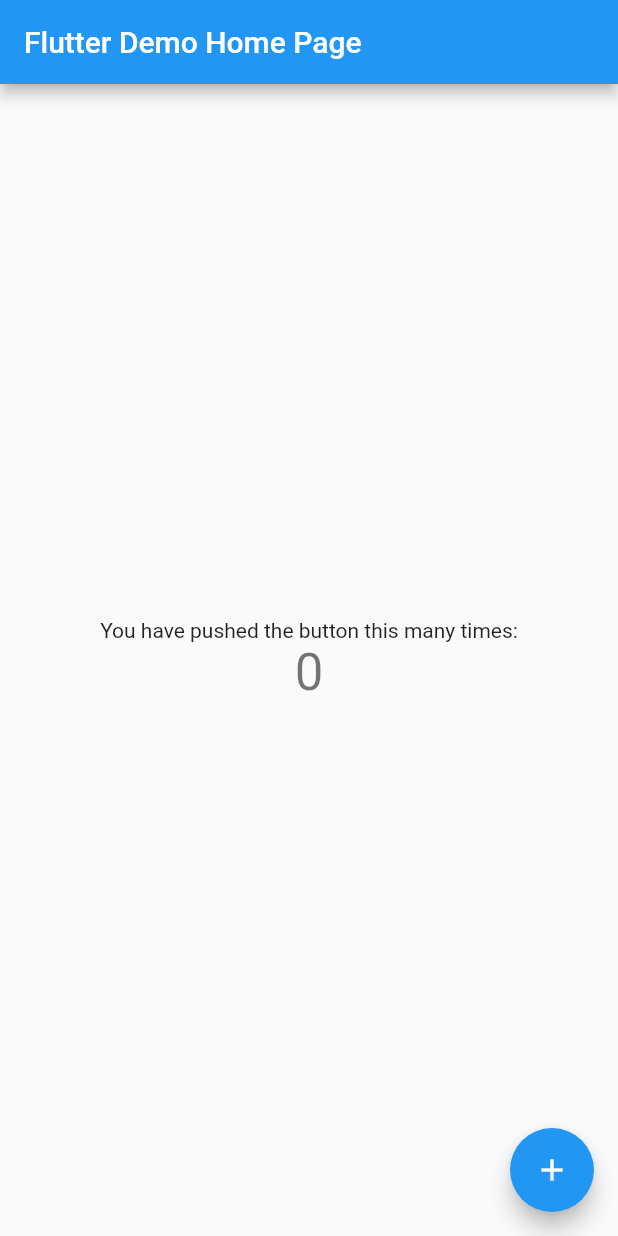
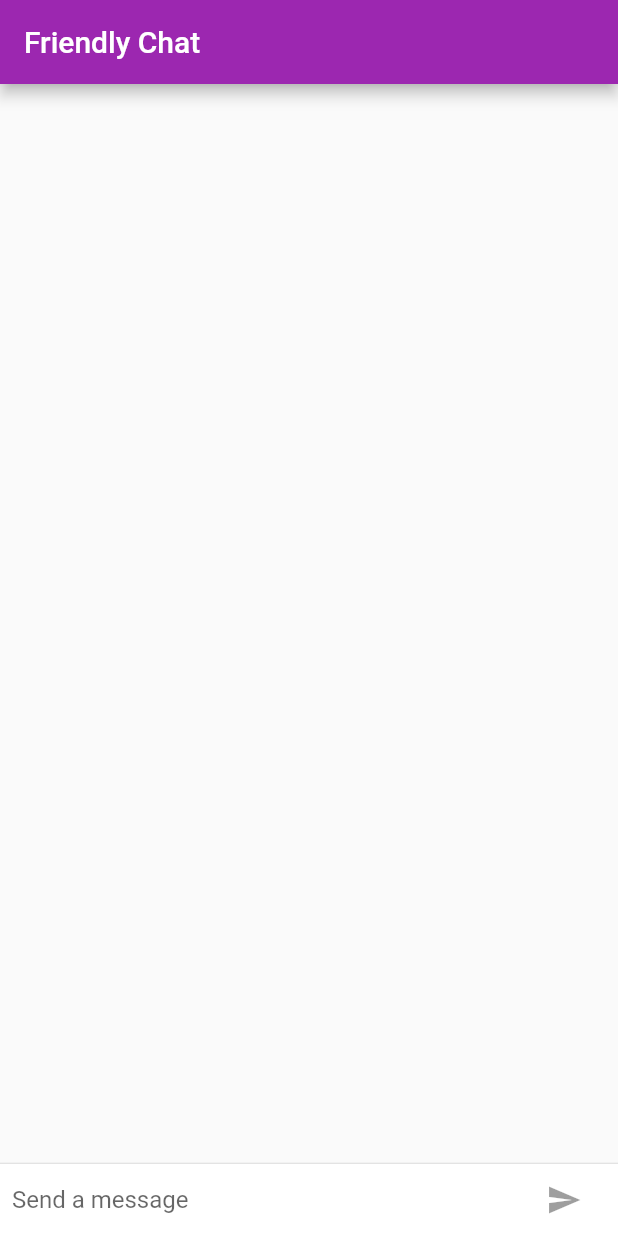
Before and after one commit to javedbarcha/chatapp, a Flutter app: the screen it shows after launch, on a phone screen of 412 x 824 dp. Run offline on Flutter 3.47's test engine with Material 2 defaults, Android fonts, the phone set to English and light mode, and no system bars.

Commit message:
Chat app layout complete

```diff
--- a/lib/main.dart
+++ b/lib/main.dart
@@ -1,111 +1,201 @@
 import 'package:flutter/material.dart';
+import 'package:flutter/foundation.dart';
+import 'package:flutter/cupertino.dart';
 
-void main() => runApp(MyApp());
+const String _name = "Javed";
 
-class MyApp extends StatelessWidget {
-  // This widget is the root of your application.
+final ThemeData kIOSTheme = new ThemeData(
+  primarySwatch: Colors.orange,
+  primaryColor: Colors.grey[100],
+  primaryColorBrightness: Brightness.light,
+);
+
+final ThemeData kDefaultTheme = new ThemeData(
+  primarySwatch: Colors.purple,
+  accentColor: Colors.orangeAccent[400],
+);
+
+void main() => runApp(new FriendlyChatApp());
+
+class FriendlyChatApp extends StatelessWidget {
   @override
   Widget build(BuildContext context) {
-    return MaterialApp(
-      title: 'Flutter Demo',
-      theme: ThemeData(
-        // This is the theme of your application.
-        //
-        // Try running your application with "flutter run". You'll see the
-        // application has a blue toolbar. Then, without quitting the app, try
-        // changing the primarySwatch below to Colors.green and then invoke
-        // "hot reload" (press "r" in the console where you ran "flutter run",
-        // or simply save your changes to "hot reload" in a Flutter IDE).
-        // Notice that the counter didn't reset back to zero; the application
-        // is not restarted.
-        primarySwatch: Colors.blue,
-      ),
-      home: MyHomePage(title: 'Flutter Demo Home Page'),
+    return new MaterialApp(
+      title: "friendlychat",
+      theme: defaultTargetPlatform == TargetPlatform.iOS //new
+          ? kIOSTheme //new
+          : kDefaultTheme,
+      home: new ChatScreen(),
     );
   }
 }
 
-class MyHomePage extends StatefulWidget {
-  MyHomePage({Key key, this.title}) : super(key: key);
-
-  // This widget is the home page of your application. It is stateful, meaning
-  // that it has a State object (defined below) that contains fields that affect
-  // how it looks.
-
-  // This class is the configuration for the state. It holds the values (in this
-  // case the title) provided by the parent (in this case the App widget) and
-  // used by the build method of the State. Fields in a Widget subclass are
-  // always marked "final".
-
-  final String title;
-
+class ChatScreen extends StatefulWidget {
   @override
-  _MyHomePageState createState() => _MyHomePageState();
+  State createState() => new ChatScreenState();
 }
 
-class _MyHomePageState extends State<MyHomePage> {
-  int _counter = 0;
-
-  void _incrementCounter() {
-    setState(() {
-      // This call to setState tells the Flutter framework that something has
-      // changed in this State, which causes it to rerun the build method below
-      // so that the display can reflect the updated values. If we changed
-      // _counter without calling setState(), then the build method would not be
-      // called again, and so nothing would appear to happen.
-      _counter++;
-    });
+class ChatScreenState extends State<ChatScreen> with TickerProviderStateMixin {
+  final List<ChatMessage> _messages = <ChatMessage>[];
+  final TextEditingController _textController = new TextEditingController();
+  bool _isComposing = false;
+  @override
+  Widget build(BuildContext context) {
+    return new Scaffold(
+      appBar: new AppBar(
+        title: new Text("Friendly Chat"), //modified
+        elevation: Theme.of(context).platform == TargetPlatform.iOS ? 0.0 : 4.0,
+      ),
+      body: new Container(
+        child: Column(
+          children: <Widget>[
+            //new
+            new Flexible(
+              //new
+              child: new ListView.builder(
+                //new
+                padding: new EdgeInsets.all(8.0), //new
+                reverse: true, //new
+                itemBuilder: (_, int index) => _messages[index], //new
+                itemCount: _messages.length, //new
+              ), //new
+            ), //new
+            new Divider(height: 1.0), //new
+            new Container(
+              //new
+              decoration:
+                  new BoxDecoration(color: Theme.of(context).cardColor), //new
+              child: _buildTextComposer(), //modified
+            ), //new
+          ], //new
+        ),
+        decoration: Theme.of(context).platform == TargetPlatform.iOS //new
+            ? new BoxDecoration(                                     //new
+                border: new Border(                                  //new
+                  top: new BorderSide(color: Colors.grey[200]),      //new
+                ),                                                   //new
+              )                                                      //new
+            : null),
+    );
   }
 
   @override
+  void dispose() {
+    //new
+    for (ChatMessage message in _messages) //new
+      message.animationController.dispose(); //new
+    super.dispose(); //new
+  }
+
+  Widget _buildTextComposer() {
+    return new Container(
+      margin: const EdgeInsets.symmetric(horizontal: 8.0),
+      child: new Row(
+        //new
+        children: <Widget>[
+          //new
+          new Flexible(
+            //new
+            child: new TextField(
+              controller: _textController,
+              onChanged: (String text) {
+                //new
+                setState(() {
+                  //new
+                  _isComposing = text.length > 0; //new
+                }); //new
+              },
+              onSubmitted: _handleSubmitted,
+              decoration:
+                  new InputDecoration.collapsed(hintText: "Send a message"),
+            ),
+          ),
+          new Container(
+            //new
+            margin: new EdgeInsets.symmetric(horizontal: 4.0), //new
+            child: Theme.of(context).platform == TargetPlatform.iOS
+                ? //modified
+                new CupertinoButton(
+                    //new
+                    child: new Text("Send"), //new
+                    onPressed: _isComposing //new
+                        ? () => _handleSubmitted(_textController.text) //new
+                        : null,
+                  )
+                : //new
+                new IconButton(
+                    //new
+                    icon: new Icon(Icons.send), //new
+                    onPressed: _isComposing
+                        ? () =>
+                            _handleSubmitted(_textController.text) //modified
+                        : null,
+                  ),
+          ) //new
+        ], //new
+      ), //new
+    );
+  }
+
+  void _handleSubmitted(String text) {
+    _textController.clear();
+    setState(() {
+      //new
+      _isComposing = false; //new
+    });
+    ChatMessage message = new ChatMessage(
+      //new
+      text: text,
+      animationController: new AnimationController(
+        //new
+        duration: new Duration(milliseconds: 700), //new
+        vsync: this, //new
+      ), //new     //new
+    ); //new
+    setState(() {
+      //new
+      _messages.insert(0, message); //new
+    });
+    message.animationController.forward();
+  }
+}
+
+class ChatMessage extends StatelessWidget {
+  ChatMessage({this.text, this.animationController}); //modified
+  final String text;
+  final AnimationController animationController;
+  @override
   Widget build(BuildContext context) {
-    // This method is rerun every time setState is called, for instance as done
-    // by the _incrementCounter method above.
-    //
-    // The Flutter framework has been optimized to make rerunning build methods
-    // fast, so that you can just rebuild anything that needs updating rather
-    // than having to individually change instances of widgets.
-    return Scaffold(
-      appBar: AppBar(
-        // Here we take the value from the MyHomePage object that was created by
-        // the App.build method, and use it to set our appbar title.
-        title: Text(widget.title),
+    return new SizeTransition(
+      //new
+      sizeFactor: new CurvedAnimation(
+          //new
+          parent: animationController,
+          curve: Curves.easeOut), //new
+      axisAlignment: 0.0, //new
+      child: new Container(
+          margin: const EdgeInsets.symmetric(vertical: 10.0),
+          child: new Row(
+            crossAxisAlignment: CrossAxisAlignment.start,
+            children: <Widget>[
+              new Container(
+                margin: const EdgeInsets.only(right: 16.0),
+                child: new CircleAvatar(child: new Text(_name[0])),
               ),
-      body: Center(
-        // Center is a layout widget. It takes a single child and positions it
-        // in the middle of the parent.
-        child: Column(
-          // Column is also layout widget. It takes a list of children and
-          // arranges them vertically. By default, it sizes itself to fit its
-          // children horizontally, and tries to be as tall as its parent.
-          //
-          // Invoke "debug painting" (press "p" in the console, choose the
-          // "Toggle Debug Paint" action from the Flutter Inspector in Android
-          // Studio, or the "Toggle Debug Paint" command in Visual Studio Code)
-          // to see the wireframe for each widget.
-          //
-          // Column has various properties to control how it sizes itself and
-          // how it positions its children. Here we use mainAxisAlignment to
-          // center the children vertically; the main axis here is the vertical
-          // axis because Columns are vertical (the cross axis would be
-          // horizontal).
-          mainAxisAlignment: MainAxisAlignment.center,
+              Expanded(
+                child: new Column(
+                  crossAxisAlignment: CrossAxisAlignment.start,
                   children: <Widget>[
-            Text(
-              'You have pushed the button this many times:',
-            ),
-            Text(
-              '$_counter',
-              style: Theme.of(context).textTheme.display1,
+                    new Text(_name, style: Theme.of(context).textTheme.subhead),
+                    new Container(
+                      margin: const EdgeInsets.only(top: 5.0),
+                      child: new Text(text),
                     ),
                   ],
                 ),
               ),
-      floatingActionButton: FloatingActionButton(
-        onPressed: _incrementCounter,
-        tooltip: 'Increment',
-        child: Icon(Icons.add),
-      ), // This trailing comma makes auto-formatting nicer for build methods.
+            ],
+          )),
     );
   }
 }
```
Lines whose indentation alone changed are shown as unchanged.
